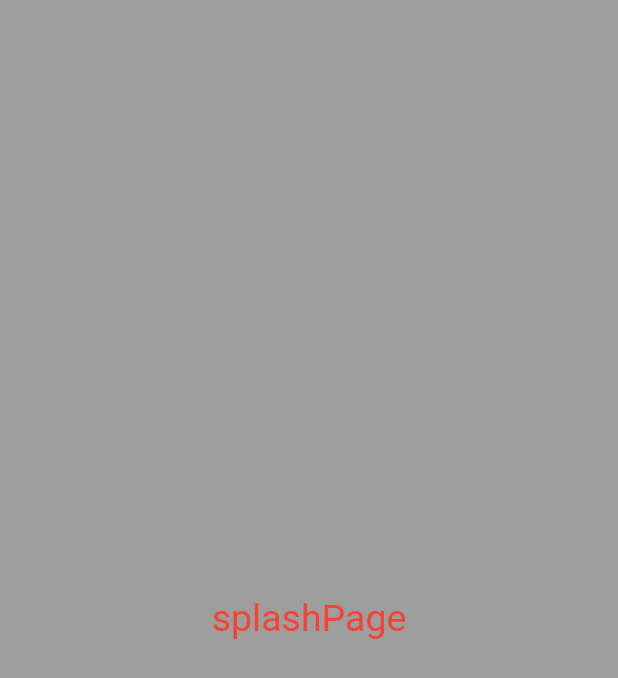
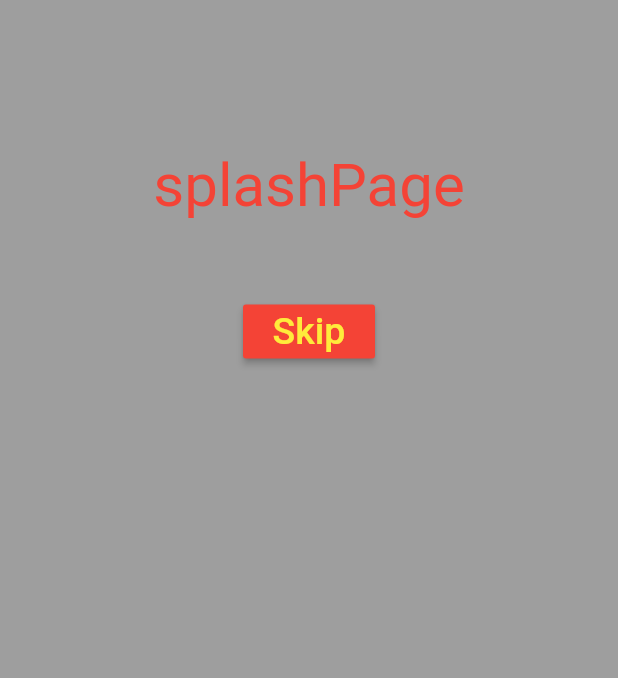
Before and after one commit to thumb0422/memory_project, a Flutter app: the SplashPage screen opened directly, on a phone screen of 412 x 824 dp. Shown: the top 678 px of the screen. Run offline on Flutter 3.47's test engine with Material 2 defaults, Android fonts, the phone set to English and light mode, and no system bars; our stand-ins replace fluro, sqflite; missing offline and left inert: groovin_material_icons; accounts and stored records are empty; generated files the repository leaves out were written again; statements that could not run were skipped.

Commit message:
简单加了 splash页面

```diff
--- a/lib/main.dart
+++ b/lib/main.dart
@@ -1,5 +1,6 @@
 import 'package:flutter/material.dart';
-import 'package:memory_project/page/homePage.dart';
+import './page/homePage.dart';
+import './page/splashPage.dart';
 
 void main() => runApp(MyApp());
 
@@ -8,7 +9,7 @@ class MyApp extends StatelessWidget {
   @override
   Widget build(BuildContext context) {
     return MaterialApp(
-      home: HomePage(),
+      home: SplashPage(),
     );
   }
 }
--- a/lib/page/homePage.dart
+++ b/lib/page/homePage.dart
@@ -10,11 +10,6 @@ import '../page/listPage.dart';
 import '../utility/tool.dart';
 import '../utility/global.dart';
 
-//import 'package:fluro/fluro.dart';
-//import '../route/application.dart';
-//import '../route/routes.dart';
-//import '../route/routeDefine.dart';
-
 class HomePage extends StatefulWidget {
   HomePage({Key key}) : super(key: key);
   @override
@@ -23,9 +18,6 @@ class HomePage extends StatefulWidget {
 
 class _HomePageState extends State<HomePage> {
   Future _future;
-  _HomePageState(){
-//    initRoutes();
-  }
 
   @override
   void initState() {
@@ -80,7 +72,6 @@ class _HomePageState extends State<HomePage> {
         onPressed: () {
           Navigator.push(
               context, MaterialPageRoute(builder: (context) => AddPage()));
-//          Application.router.navigateTo(context, Routes.add, transition: TransitionType.inFromBottom);
 //          Navigator.push(
 //              context, MaterialPageRoute(builder: (context) => LoginPage()));
         },
--- a/lib/page/splashPage.dart
+++ b/lib/page/splashPage.dart
@@ -8,13 +8,42 @@
 
 import 'package:flutter/material.dart';
 
+import 'package:fluro/fluro.dart';
+import '../route/application.dart';
+import '../route/routes.dart';
+import '../route/routeDefine.dart';
+
 class SplashPage extends StatelessWidget {
+  SplashPage() {
+    initRoutes();
+  }
+
   @override
   Widget build(BuildContext context) {
     return Scaffold(
         backgroundColor: Colors.grey,
         body: Center(
-          child: Text('splashPage',style: TextStyle(color: Colors.red,fontSize: 25),),
+          child: Column(
+            children: <Widget>[
+              SizedBox(
+                height: 100,
+              ),
+              Text(
+                'splashPage',
+                style: TextStyle(color: Colors.red, fontSize: 40),
+              ),
+              SizedBox(
+                height: 50,
+              ),
+              RaisedButton(
+                  child: Text('Skip', style: TextStyle(color: Colors.yellow, fontSize: 25)),
+                  color: Colors.red,
+                  onPressed: () {
+                    Application.router.navigateTo(context, Routes.home,
+                        transition: TransitionType.inFromBottom);
+                  })
+            ],
+          ),
         ));
   }
 }
```
